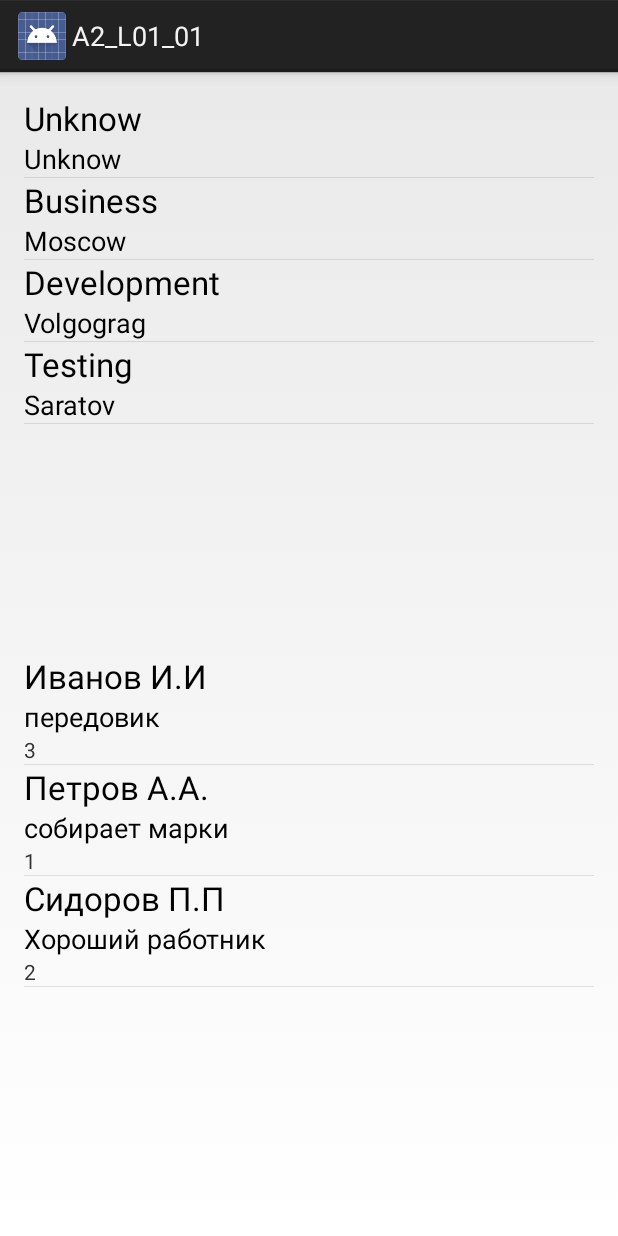
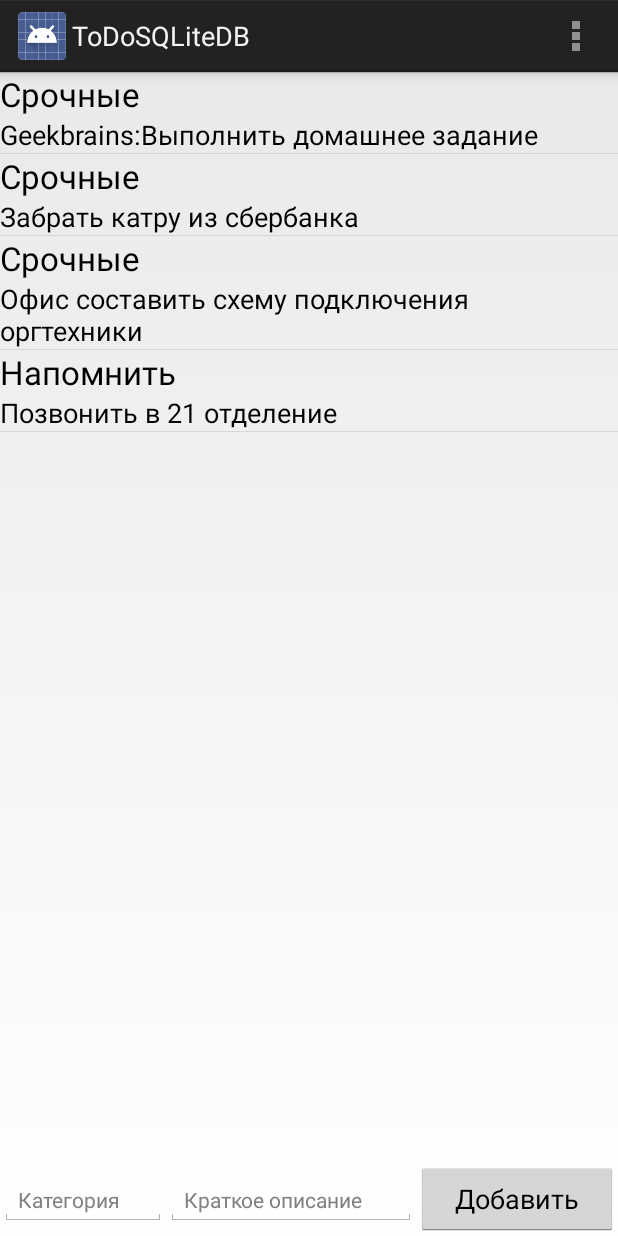
Before and after one commit to dridosh/A2_Lesson01_01, an Android app: the screen it shows after launch (MainActivity), on a phone screen of 412 x 824 dp. Run offline under Robolectric (Android 15) with nearby library versions, the phone set to English and light mode, and no system bars.

Commit message:
дз п3 50% Есть база списка дел, есть ListView - выводит, нудно делать обработчик кнопки - добавить. и тд

```diff
--- a/app/src/main/java/android_2/lesson01/app01/App.java
+++ b/app/src/main/java/android_2/lesson01/app01/App.java
@@ -3,12 +3,12 @@ package android_2.lesson01.app01;
 import android.app.Application;
 import android.util.Log;
 
-import android_2.lesson01.app01.lib.DBEmployees;
+import android_2.lesson01.app01.lib.DBTodo;
 
 public class App extends Application {
 
 	/* Static file for store a link to the data base object */
-	private static DBEmployees mDBEmployees = null;
+	private static DBTodo mDBEmployees = null;
 
 	/* Private field for store a LOG tag */
 	private static final String LOG_TAG = "A2L1";
@@ -17,14 +17,14 @@ public class App extends Application {
 	public void onCreate() {
 		super.onCreate();
 		// Create a data base object
-		mDBEmployees = new DBEmployees(getApplicationContext());
+		mDBEmployees = new DBTodo(getApplicationContext());
 		// Write a log
 		Log("Application onCreate");
 	}
 
 
 	 /* Get a link to the data base object*/
-	public static DBEmployees getDB() {
+	public static DBTodo getDB() {
 		return mDBEmployees;
 	}
 
--- a/app/src/main/java/android_2/lesson01/app01/MainActivity.java
+++ b/app/src/main/java/android_2/lesson01/app01/MainActivity.java
@@ -4,9 +4,10 @@ import android.app.Activity;
 import android.database.Cursor;
 import android.os.Bundle;
 import android.support.v4.widget.SimpleCursorAdapter;
+import android.view.Menu;
 import android.widget.ListView;
 
-import android_2.lesson01.app01.lib.DBEmployees;
+import android_2.lesson01.app01.lib.DBTodo;
 
 public class MainActivity extends Activity {
 
@@ -19,19 +20,18 @@ public class MainActivity extends Activity {
 
 		// Initialize UI components
 
-		ListView lvList = (ListView) findViewById(R.id.lvList);
-        ListView emplList = (ListView) findViewById(R.id.empl_List);
+		ListView lvList = (ListView) findViewById(R.id.lvTotoList);
 
 
 
 
 		//Get a Cursor
-		Cursor dep_cursor = App.getDB().getReadableCursor(DBEmployees.TableDep.TABLE_NAME);
+		Cursor dep_cursor = App.getDB().getReadableCursor(DBTodo.TableTodo.TABLE_NAME);
 
 		// Create arrays of columns and UI elements
-		String[] dep_from = {DBEmployees.TableDep.F_DEPARTMENT_NAME,
-				DBEmployees.TableDep.F_DEPARTMENT_LOCATION};
-		int[] dep_to = {R.id.tvName, R.id.tvLocation};
+		String[] dep_from = {DBTodo.TableTodo.C_CATEGORY,
+				DBTodo.TableTodo.C_SUMMARY};
+		int[] dep_to = {R.id.tv_category, R.id.tv_summary};
 
 		// Create simple Cursor adapter
 		SimpleCursorAdapter lvDepAdapter = new SimpleCursorAdapter(this,
@@ -39,30 +39,14 @@ public class MainActivity extends Activity {
 
 		// setting up adapter to list view
 		lvList.setAdapter(lvDepAdapter);
+}
 
-
-////////////////////////////////////////////////////////////////////////////////////////////////////
-//	вывод дпнных из таблице TableEmpl                                                             //
-////////////////////////////////////////////////////////////////////////////////////////////////////
-
-
-
-    //Get a Cursor
-    Cursor cursor = App.getDB().getReadableCursor(DBEmployees.TableEmpl.TABLE_NAME);
-
-    // Create arrays of columns and UI elements
-    String[] empl_from = {DBEmployees.TableEmpl.F_EMPLOYEES_NAME, DBEmployees.TableEmpl.F_INFO,
-			DBEmployees.TableEmpl.F_DEP_ID};
-    int[] empl_to = {R.id.empl_name, R.id.empl_info,R.id.empl_dep};
-
-    // Create simple Cursor adapter
-    SimpleCursorAdapter lvEmplAdapter = new SimpleCursorAdapter(this,
-            R.layout.list_empl_item, cursor, empl_from, empl_to, 1);
-
-    // setting up adapter to list view
-		emplList.setAdapter(lvEmplAdapter);
-
-}
+	@Override
+	public boolean onCreateOptionsMenu(Menu menu) {
+		// Inflate the menu; this adds items to the action bar if it is present.
+		getMenuInflater().inflate(R.menu.act_main, menu);
+		return true;
+	}
 
 
 }
--- a/app/src/main/java/android_2/lesson01/app01/lib/DBEmployees.java
+++ /dev/null
@@ -1,288 +0,0 @@
-package android_2.lesson01.app01.lib;
-
-import android.content.ContentValues;
-import android.content.Context;
-import android.database.sqlite.SQLiteDatabase;
-import android.provider.BaseColumns;
-
-import android_2.lesson01.app01.R;
-
-public class DBEmployees extends DBSQLite {
-
-	// Private field for store SQL WHERE for one element (by id)
-	private static final String SQL_WHERE_BY_ID = BaseColumns._ID + "=?";
-
-	// private (-Public) constant that store a name of data base
-	private static final String DB_NAME = "DBEmployees.db";
-
-	// private (-Public) constant that store a version of data base
-	private static final int DB_VERSION = 2;
-
-
-	/** Constructor with one parameter that describe a link to the Context object */
-	public DBEmployees(Context context) {
-		//null - CursorFactory factory
-		super(context, DB_NAME, null, DB_VERSION);
-
-	}
-
-	/** Called when the database is created for the first time. */
-	@Override
-	public void onCreate(SQLiteDatabase db) {
-		/* Create tables */
-
-
-        DBSQLite.execSQL(db, TableEmpl.SQL_CREATE);
-		DBSQLite.execSQL(db, TableDep.SQL_CREATE);
-
-		/* Fill table tDep */
-		// load data from application resources
-		String[] departments = getContext().getResources().getStringArray(
-				R.array.dep_items);
-
-		// create object for store couples of names and values
-//		*Класс ContentValues используется для добавления новых строк в таблицу.
-//      Каждый объект этого класса представляет собой одну строку таблицы и выглядит как
-//      ассоциативный массив с именами столбцов и значениями, которые им соответствуют.
-		ContentValues contentValues = new ContentValues(departments.length);
-
-		// Fill table tDep
-		for (int i = 0; i < departments.length; i++) {
-
-			// parse information about department (tuple (кортеж) = строка в таблице)
-			String[] tuple = departments[i].split("-");
-
-			// fill values
-			contentValues.put(TableDep.F_DEPARTMENT_NAME, tuple[0]);
-			contentValues.put(TableDep.F_DEPARTMENT_LOCATION, tuple[1]);
-
-			// add record to a data base
-			db.insert(TableDep.TABLE_NAME, null, contentValues);
-
-		}
-
-////////////////////////////////////////////////////////////////////////////////////////////////////
-//	Заполнение таблицы TableEmpl                                                                  //
-////////////////////////////////////////////////////////////////////////////////////////////////////
-
-		/* Fill table tEmpl */
-		// load data from application resources
-		String[] employees = getContext().getResources().getStringArray(
-				R.array.empl_items);
-
-		// create object for store couples of names and values
-		ContentValues emplContentValues = new ContentValues(employees.length);
-
-		// Fill table tEmpl
-		for (int i = 0; i < employees.length; i++) {
-
-			// parse information about department (tuple (кортеж) = строка в таблице)
-			String[] tuple = employees[i].split("-");
-
-			// fill values
-			emplContentValues.put(TableEmpl.F_EMPLOYEES_NAME, tuple[0]);
-			emplContentValues.put(TableEmpl.F_INFO, tuple[1]);
-			emplContentValues.put(TableEmpl.F_DEP_ID,tuple[2]);
-
-			// add record to a data base
-			db.insert(TableEmpl.TABLE_NAME, null, emplContentValues);
-
-		}
-
-	}
-
-	/**  Called when the database needs to be upgraded. */
-	@Override
-	public void onUpgrade(SQLiteDatabase db, int oldVersion, int newVersion) {
-
-		/* Drop tables */
-		DBSQLite.dropTable(db, TableEmpl.TABLE_NAME);
-		DBSQLite.dropTable(db, TableDep.TABLE_NAME);
-
-		/* Invoke onCreate method */
-		this.onCreate(db);
-
-	}
-
-
-
-	/**
-	 * Add to TableDep
-	 *
-	 * @param name - name of department
-	 * @param location - location name of department
-	 * @return long	the row ID of the newly inserted row, or -1 if an error occurred
-	 */
-
-	public long addDep(String name, String location) {
-
-		/* Create a new map of values, where column names are the keys */
-		ContentValues v = new ContentValues();
-
-		/* Fill values */
-		v.put(TableDep.F_DEPARTMENT_NAME, name);
-		v.put(TableDep.F_DEPARTMENT_LOCATION, location);
-
-		/* Add item to a data base */
-		return this.getWritableDatabase().insert(TableDep.TABLE_NAME, null, v);
-
-	}
-
-
-	/**
-	 * update row from TableDep
-	 *
-	 * @param name- new name of department
-	 * @param location- new location name of department
-	 * @param id - id
-	 * @return boolean - update 1 row (OK)
-	 */
-	public boolean updateDep(String name, String location, long id) {
-
-		/* Create a new map of values, where column names are the keys */
-		ContentValues v = new ContentValues();
-
-		/* Fill values */
-		v.put(TableDep.F_DEPARTMENT_NAME, name);
-		v.put(TableDep.F_DEPARTMENT_LOCATION, location);
-
-		/* Update information */
-		return 1 == this.getWritableDatabase().update(TableDep.TABLE_NAME, v,
-				SQL_WHERE_BY_ID, new String[] {String.valueOf(id)});
-	}
-
-
-	/**
-	 * Delete row from TableDep
-	 *
-	 * @param id
-	 * @return boolean -delete 1 row (OK)
-	 */
-	public boolean deleteDep(long id) {
-		return 1 == this.getWritableDatabase().delete(
-				TableDep.TABLE_NAME, SQL_WHERE_BY_ID,
-				new String[] {String.valueOf(id)});
-	}
-
-
-////////////////////////////////////////////////////////////////////////////////////////////////////
-//	Методы для добавления, изменения, удаления данных в  таблице TableEmpl                        //
-////////////////////////////////////////////////////////////////////////////////////////////////////
-	/**
-	 * Add to TableEmpl
-	 *
-	 * @param name - name of employee
-	 * @param info - information of employee
-	 * @param dep_id - id department
-	 * @return long	the row ID of the newly inserted row, or -1 if an error occurred
-	 */
-	public long addEmpl(String name, String info, int dep_id) {
-
-		/* Create a new map of values, where column names are the keys */
-		ContentValues v = new ContentValues();
-
-		/* Fill values */
-		v.put(TableEmpl.F_EMPLOYEES_NAME, name);
-		v.put(TableEmpl.F_INFO, info);
-		v.put(TableEmpl.F_DEP_ID, dep_id);
-
-		/* Add item to a data base */
-		return this.getWritableDatabase().insert(TableEmpl.TABLE_NAME, null, v);
-
-	}
-
-
-
-
-
-	/**
-	 * update row from TableEmpl
-	 *
-	 * @param name- new name of department
-	 * @param info - information of employee
-	 * @param dep_id - id department
-	 * @param id- id of record
-	 * @return boolean - update 1 row (OK)
-	 */
-	public boolean updateEmpl(String name, String info, int dep_id, long id) {
-
-		/* Create a new map of values, where column names are the keys */
-		ContentValues v = new ContentValues();
-
-		/* Fill values */
-		v.put(TableEmpl.F_EMPLOYEES_NAME, name);
-		v.put(TableEmpl.F_INFO, info);
-		v.put(TableEmpl.F_DEP_ID, dep_id);
-
-		/* Update information */
-		return 1 == this.getWritableDatabase().update(TableEmpl.TABLE_NAME, v,
-				SQL_WHERE_BY_ID, new String[] {String.valueOf(id)});
-	}
-
-
-	/**
-	 * Delete row from TableEmpl
-	 *
-	 * @param id
-	 * @return boolean -delete 1 row (OK)
-	 */
-	public boolean deleteEmpl(long id) {
-		return 1 == this.getWritableDatabase().delete(
-				TableEmpl.TABLE_NAME, SQL_WHERE_BY_ID,
-				new String[] {String.valueOf(id)});
-	}
-
-
-
-
-
-
-	/**
-	 * Public static class that contains information about table tEmpl
-	 * */
-	public static class TableEmpl implements BaseColumns {
-
-		// Name of this table.
-		public static final String TABLE_NAME = "tEmpl";
-
-	     // field name - for employee name
-		public static final String F_EMPLOYEES_NAME = "NAME";
-
-	     // field name - Information about employee.
-		public static final String F_INFO = "INFO";
-
-	     //field name - Department (id) that related with this employee.
-		public static final String F_DEP_ID = "DEP_ID";
-
-		// SQL query for a create this table.
-		static final String SQL_CREATE = "CREATE TABLE " + TABLE_NAME +
-				" (" + BaseColumns._ID + " INTEGER PRIMARY KEY AUTOINCREMENT," +
-				F_EMPLOYEES_NAME + " TEXT," +
-				F_INFO + " TEXT," +
-				F_DEP_ID + " INTEGER)";
-	}
-
-
-
-	/**
-	 * Public static class that contains information about table tDep
-	 * */
-	public static class TableDep implements BaseColumns {
-
-		// Name of table
-		public static final String TABLE_NAME = "tDep";
-
-	    // field name for department name
-		public static final String F_DEPARTMENT_NAME = "NAME";
-
-	    // field Department location
-		public static final String F_DEPARTMENT_LOCATION = "LOCATION";
-
-		// SQL query for a create this table.
-		public static final String SQL_CREATE = "CREATE TABLE " + TABLE_NAME +
-				" (" + BaseColumns._ID + " INTEGER PRIMARY KEY AUTOINCREMENT," +
-				F_DEPARTMENT_NAME + " TEXT," +
-				F_DEPARTMENT_LOCATION + " TEXT)";
-	}
-
-}
--- /dev/null
+++ b/app/src/main/java/android_2/lesson01/app01/lib/DBTodo.java
@@ -0,0 +1,147 @@
+package android_2.lesson01.app01.lib;
+
+import android.content.ContentValues;
+import android.content.Context;
+import android.database.sqlite.SQLiteDatabase;
+import android.provider.BaseColumns;
+
+import android_2.lesson01.app01.R;
+
+public class DBTodo extends DBSQLite {
+
+	// Private field for store SQL WHERE for one element (by id)
+	private static final String SQL_WHERE_BY_ID = BaseColumns._ID + "=?";
+
+	// private (-Public) constant that store a name of data base
+	private static final String DB_NAME = "Todo.db";
+
+	// private (-Public) constant that store a version of data base
+	private static final int DB_VERSION = 1;
+
+
+	/** Constructor with one parameter that describe a link to the Context object */
+	public DBTodo(Context context) {
+		//null - CursorFactory factory
+		super(context, DB_NAME, null, DB_VERSION);
+
+	}
+
+	/** Called when the database is created for the first time. */
+	@Override
+	public void onCreate(SQLiteDatabase db) {
+		/* Create tables */
+        DBSQLite.execSQL(db, TableTodo.SQL_CREATE);
+
+		/* Fill table tTodo */
+		// load data from application resources
+		String[] example_todo = getContext().getResources().getStringArray(	R.array.todo_start);
+
+		// create object for store couples of names and values
+		ContentValues contentValues = new ContentValues(example_todo.length);
+
+		// Fill table TableTodo
+		for (int i = 0; i < example_todo.length; i++) {
+
+			// parse information about department (tuple (кортеж) = строка в таблице)
+			String[] tuple = example_todo[i].split("-");
+
+			// fill values
+			contentValues.put(TableTodo.C_CATEGORY, tuple[0]);
+			contentValues.put(TableTodo.C_SUMMARY, tuple[1]);
+			contentValues.put(TableTodo.C_DESCRIPTION,tuple[2]);
+
+			// add record to a data base
+			db.insert(TableTodo.TABLE_NAME, null, contentValues);
+
+		}
+
+	}
+
+	/**  Called when the database needs to be upgraded. */
+	@Override
+	public void onUpgrade(SQLiteDatabase db, int oldVersion, int newVersion) {
+
+		/* Drop tables */
+		DBSQLite.dropTable(db, TableTodo.TABLE_NAME);
+	}
+
+////////////////////////////////////////////////////////////////////////////////////////////////////
+//	Методы для добавления, изменения, удаления данных в  таблице TableTodo                        //
+////////////////////////////////////////////////////////////////////////////////////////////////////
+	/**
+	 * Add to TableTodo
+	 *
+	 * @param category - name of employee
+	 * @param summary - information of employee
+	 * @param description - id department
+	 * @return long	the row ID of the newly inserted row, or -1 if an error occurred
+	 */
+	public long addEmpl(String category, String summary, String description) {
+
+		/* Create a new map of values, where column names are the keys */
+		ContentValues v = new ContentValues();
+
+		/* Fill values */
+		v.put(TableTodo.C_CATEGORY,category);
+		v.put(TableTodo.C_SUMMARY, summary);
+		v.put(TableTodo.C_DESCRIPTION, description);
+
+		/* Add item to a data base */
+		return this.getWritableDatabase().insert(TableTodo.TABLE_NAME, null, v);
+	}
+
+
+	/**
+	 * update row from TableTodo
+	 *
+	 * @param category-
+	 * @param summary - information of employee
+	 * @param description- id department
+	 * @param id- id of record
+	 * @return boolean - update 1 row (OK)
+	 */
+	public boolean updateEmpl(String category, String summary, String description, long id) {
+
+		/* Create a new map of values, where column names are the keys */
+		ContentValues v = new ContentValues();
+
+		/* Fill values */
+		v.put(TableTodo.C_CATEGORY,category);
+		v.put(TableTodo.C_SUMMARY, summary);
+		v.put(TableTodo.C_DESCRIPTION, description);
+
+
+		/* Update information */
+		return 1 == this.getWritableDatabase().update(TableTodo.TABLE_NAME, v,
+				SQL_WHERE_BY_ID, new String[] {String.valueOf(id)});
+	}
+
+
+	/**
+	 * Public static class that contains information about table tTodo
+	 * */
+	public static class TableTodo implements BaseColumns {
+
+		// Name of this table.
+		public static final String TABLE_NAME = "tTodo";
+
+	     //
+		public static final String C_CATEGORY = "COLUMN_CATEGORY";
+
+	     //
+		public static final String C_SUMMARY = "COLUMN_SUMMARY";
+
+	     //
+		public static final String C_DESCRIPTION = "COLUMN_DESCRIPTION";
+
+		// SQL query for a create this table.
+		static final String SQL_CREATE = "CREATE TABLE " + TABLE_NAME +
+				" (" + BaseColumns._ID + " INTEGER PRIMARY KEY AUTOINCREMENT," +
+				C_CATEGORY + " TEXT," +
+				C_SUMMARY + " TEXT," +
+				C_DESCRIPTION + " TEXT)";
+	}
+
+
+
+}
--- a/app/src/main/res/layout/activity_main.xml
+++ b/app/src/main/res/layout/activity_main.xml
@@ -1,34 +1,57 @@
-<LinearLayout xmlns:android="http://schemas.android.com/apk/res/android"
+<RelativeLayout
+    xmlns:android="http://schemas.android.com/apk/res/android"
 	xmlns:tools="http://schemas.android.com/tools"
     android:layout_width="match_parent"
-				android:layout_height="match_parent"
-	            android:orientation="vertical"
-				android:paddingBottom="@dimen/activity_vertical_margin"
-				android:paddingLeft="@dimen/activity_horizontal_margin"
-				android:paddingRight="@dimen/activity_horizontal_margin"
-				android:paddingTop="@dimen/activity_vertical_margin"
-				tools:context=".MainActivity">
+    android:layout_height="match_parent" >
 
-	<!--<TextView-->
-		<!--android:id="@+id/tvText"-->
-		<!--android:layout_width="wrap_content"-->
-		<!--android:layout_height="wrap_content"-->
-		<!--android:text="@string/hello_world"/>-->
 
     <ListView
-		android:id="@+id/lvList"
+        android:id="@+id/lvTotoList"
         android:layout_width="match_parent"
-		android:layout_height="0dp"
-		android:layout_weight="1"/>
-		<!--android:layout_alignLeft="@+id/tvText"-->
-		<!--android:layout_below="@+id/tvText"/>-->
-	<ListView
-	android:id="@+id/empl_List"
+        android:layout_height="match_parent"
+
+        android:layout_above="@+id/ll">
+    </ListView>
+
+
+    <LinearLayout
+        android:id="@+id/ll"
         android:layout_width="match_parent"
-	android:layout_height="0dp"
-		android:layout_weight="1"/>
-	<!--android:layout_alignLeft="@+id/tvText"-->
-	<!--android:layout_below="@+id/tvText"/>-->
+        android:layout_height="wrap_content"
+        android:layout_alignParentBottom="true"
+        android:orientation="horizontal">
+
+
+        <EditText
+            android:id="@+id/te_category"
+            android:layout_width="0dp"
+            android:layout_height="wrap_content"
+            android:layout_marginBottom="15dp"
+            android:layout_weight="2"
+            android:hint="Категория"
+            android:textSize="14sp">
+
+
+        </EditText>
+
+        <EditText
+            android:id="@+id/te_summary"
+            android:layout_width="0dp"
+            android:layout_height="wrap_content"
+            android:layout_weight="3"
+            android:hint="Краткое описание"
+            android:textSize="14sp">
+
+        </EditText>
+
+        <Button
+            android:id="@+id/btn_add"
+            android:layout_width="0dp"
+            android:layout_height="match_parent"
+            android:layout_weight="2.41"
+            android:text="@string/Add" />
 
 
     </LinearLayout>
+
+</RelativeLayout>
--- a/app/src/main/res/layout/list_empl_item.xml
+++ /dev/null
@@ -1,28 +0,0 @@
-<?xml version="1.0" encoding="utf-8"?>
-<LinearLayout xmlns:android="http://schemas.android.com/apk/res/android"
-    android:layout_width="match_parent"
-    android:layout_height="match_parent"
-    android:orientation="vertical" >
-
-    <TextView
-        android:id="@+id/empl_name"
-        android:layout_width="wrap_content"
-        android:layout_height="wrap_content"
-        android:text="Name"
-        android:textAppearance="?android:attr/textAppearanceLarge" />
-
-    <TextView
-        android:id="@+id/empl_info"
-        android:layout_width="wrap_content"
-        android:layout_height="wrap_content"
-        android:text="info"
-        android:textAppearance="?android:attr/textAppearanceMedium" />
-    <TextView
-        android:id="@+id/empl_dep"
-        android:layout_width="wrap_content"
-        android:layout_height="wrap_content"
-        android:text="Department"
-        android:textAppearance="?android:attr/textAppearanceSmall" />
-
-
-</LinearLayout>
--- a/app/src/main/res/layout/list_item.xml
+++ b/app/src/main/res/layout/list_item.xml
@@ -5,17 +5,15 @@
     android:orientation="vertical" >
 
     <TextView
-        android:id="@+id/tvName"
+        android:id="@+id/tv_category"
         android:layout_width="wrap_content"
         android:layout_height="wrap_content"
-        android:text="Name"
         android:textAppearance="?android:attr/textAppearanceLarge" />
 
     <TextView
-        android:id="@+id/tvLocation"
+        android:id="@+id/tv_summary"
         android:layout_width="wrap_content"
         android:layout_height="wrap_content"
-        android:text="Location"
         android:textAppearance="?android:attr/textAppearanceMedium" />
 
 </LinearLayout>
--- a/app/src/main/res/menu/act_main.xml
+++ b/app/src/main/res/menu/act_main.xml
@@ -5,5 +5,9 @@
         android:orderInCategory="100"
         android:showAsAction="never"
         android:title="@string/action_settings"/>
+    <item
+        android:id="@+id/insert"
+        android:title="Добавить">
+    </item>
 
 </menu>
--- /dev/null
+++ b/app/src/main/res/values/color.xml
@@ -0,0 +1,6 @@
+<?xml version="1.0" encoding="utf-8"?>
+<resources>
+    <color name="listcolor">#ffefa6</color>
+    <color name="black">#000000</color>
+
+</resources>
--- a/app/src/main/res/values/strings.xml
+++ b/app/src/main/res/values/strings.xml
@@ -1,21 +1,29 @@
 <?xml version="1.0" encoding="utf-8"?>
 <resources>
 
-    <string name="app_name">A2_L01_01</string>
+    <string name="app_name">ToDoSQLiteDB</string>
     <string name="action_settings">Settings</string>
     <string name="hello_world">Hello world!</string>
 
-    <string-array name="dep_items">
-        <item>Unknow-Unknow</item>
-        <item>Business-Moscow</item>
-        <item>Development-Volgograg</item>
-        <item>Testing-Saratov</item>
+    <string-array name="priorities">
+        <item>Срочные</item>
+        <item>Напомнить</item>
     </string-array>
 
-    <string-array name="empl_items">
-        <item>Иванов И.И-передовик-3</item>
-        <item>Петров А.А.-собирает марки-1</item>
-        <item>Сидоров П.П-Хороший работник-2</item>
+    <string name="no_tasks">Нет текущих задач</string>
+    <string name="menu_insert">Добавить</string>
+    <string name="menu_delete">Удалить</string>
+    <string name="todo_summary">Кратко</string>
+    <string name="todo_description">Описание</string>
+    <string name="todo_confirm">Применить</string>
+    <string name="Add">Добавить</string>
+
+    <!--COLUMN_CATEGORY, COLUMN_SUMMARY, COLUMN_DESCRIPTION-->
+    <string-array name="todo_start">
+    <item>Срочные-Geekbrains:Выполнить домашнее задание-к 15.07.2017</item>
+    <item>Срочные-Забрать катру из сбербанка-отделение 8206 до 19:00</item>
+    <item>Срочные-Офис составить схему подключения оргтехники-15.07.2017 в 20:00</item>
+    <item>Напомнить-Позвонить в 21 отделение-Иванов Петр Семенович </item>
     </string-array>
 
 </resources>
```
Also changed, not shown: 1 other file. Lines whose indentation alone changed are shown as unchanged.
